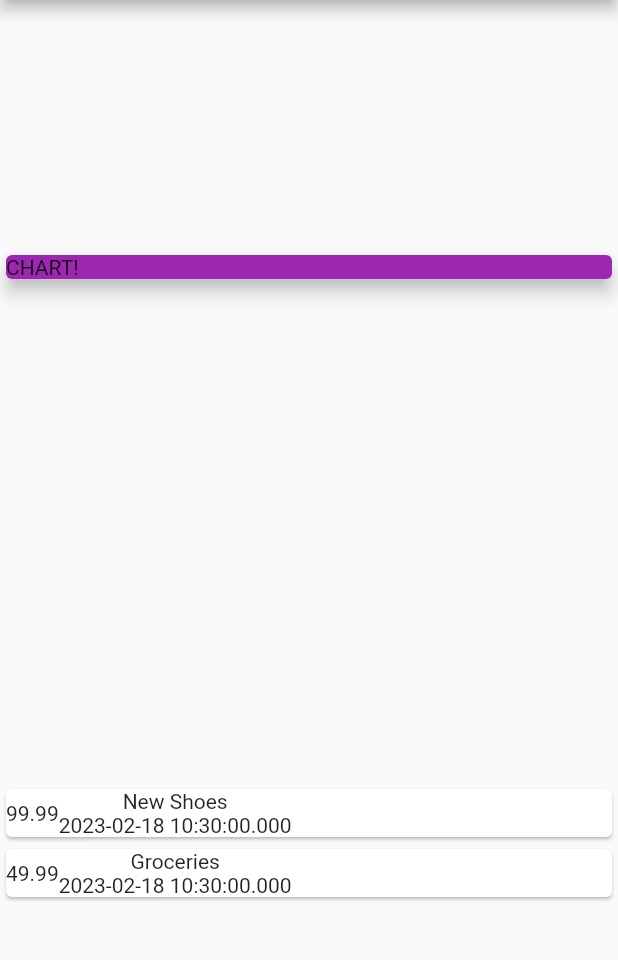
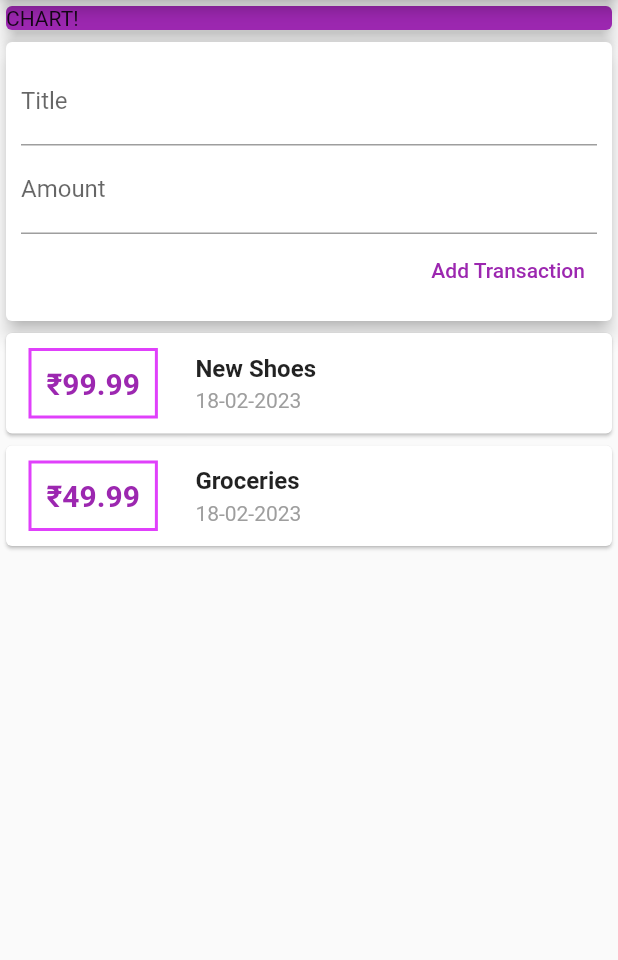
Before and after one commit to Sarath-Ra/Personal_Expenses_App, a Flutter app: the screen it shows after launch, on a phone screen of 412 x 824 dp, the part 84-1044 px from its top. Run offline on Flutter 3.47's test engine with Material 2 defaults, Android fonts, the phone set to English and light mode, and no system bars.

Commit message:
"app basic layour with stateless widgets"

```diff
--- a/lib/main.dart
+++ b/lib/main.dart
@@ -1,5 +1,6 @@
 import 'package:Personal_Expenses_App/transaction.dart';
 import 'package:flutter/material.dart';
+import 'package:intl/intl.dart';
 
 void main() {
   runApp(const MyApp());
@@ -17,7 +18,18 @@ class MyApp extends StatelessWidget {
 class MyHomePage extends StatelessWidget {
   // MyHomePage({super.key});
 
-  final List<Transaction> transaction = [Transaction(id: "t1", title: "New Shoes", amount: 99.99, date: DateTime.now()), Transaction(id: "t2", title: "Groceries", amount: 49.99, date: DateTime.now())];
+  final List<Transaction> transaction = [
+    Transaction(
+        id: "t1", title: "New Shoes", amount: 99.99, date: DateTime.now()),
+    Transaction(
+        id: "t2", title: "Groceries", amount: 49.99, date: DateTime.now())
+  ];
+
+  // late String titleInput;
+  // late String amountInput;
+
+  final titleController = TextEditingController();
+  final amountController = TextEditingController();
 
   @override
   Widget build(BuildContext context) {
@@ -26,7 +38,7 @@ class MyHomePage extends StatelessWidget {
         title: Text("Personal Expenses Tracker"),
       ),
       body: Column(
-        mainAxisAlignment: MainAxisAlignment.spaceAround,
+          // mainAxisAlignment: MainAxisAlignment.spaceAround,
           crossAxisAlignment: CrossAxisAlignment.stretch,
           children: [
             Container(
@@ -35,25 +47,97 @@ class MyHomePage extends StatelessWidget {
                   color: Colors.purple,
                   elevation: 5,
                   child: Text("CHART!"),
-            )
+                )),
+            Card(
+              elevation: 5,
+              child: Container(
+                padding: EdgeInsets.all(10),
+                child: Column(
+                  crossAxisAlignment: CrossAxisAlignment.end,
+                  children: [
+                    // ignore: prefer_const_constructors
+                    TextField(
+                      decoration: InputDecoration(labelText: 'Title'),
+                      controller: titleController,
+                      // onChanged: (val) {
+                      //   titleInput = val;
+                      // },
+                    ),
+                    // ignore: prefer_const_constructors
+                    TextField(
+                      decoration: InputDecoration(labelText: 'Amount'),
+                      controller: amountController,
+                      // onChanged: (val) {
+                      //   amountInput = val;
+                      // },
+                      keyboardType: TextInputType.number,
+                    ),
+                    TextButton(
+                      onPressed: () {
+                        print(titleController.text);
+                        print(amountController.text);
+                      },
+                      child: Text(
+                        "Add Transaction",
+                        style: TextStyle(color: Colors.purple),
+                      ),
+                    ),
+                  ],
+                ),
+              ),
             ),
             Column(
-            children: transaction.map((tx) => Card(
-              child: Row(children: [
+              children: transaction
+                  .map((tx) => Card(
+                          child: Row(
+                        children: [
                           Container(
-                  child: Text(tx.amount.toString()),
+                            margin: EdgeInsets.symmetric(
+                                vertical: 10, horizontal: 15),
+                            decoration: BoxDecoration(
+                                border: Border.all(
+                                    color: Colors.purpleAccent, width: 2)),
+                            padding: EdgeInsets.all(10),
+                            child: Text(
+                              '₹${tx.amount}',
+                              style: TextStyle(
+                                fontWeight: FontWeight.bold,
+                                fontSize: 20,
+                                color: Colors.purple,
+                              ),
+                            ),
                           ),
                           Column(
+                            crossAxisAlignment: CrossAxisAlignment.start,
                             children: [
-                    Text(tx.title),
-                    Text(tx.date.toString()),
+                              Container(
+                                  padding: EdgeInsets.symmetric(
+                                      vertical: 2, horizontal: 10),
+                                  child: Text(
+                                    tx.title,
+                                    style: TextStyle(
+                                      fontWeight: FontWeight.bold,
+                                      fontSize: 16,
+                                      color: Colors.black87,
+                                    ),
+                                  )),
+                              Container(
+                                  padding: EdgeInsets.symmetric(
+                                      vertical: 2, horizontal: 10),
+                                  child: Text(
+                                    DateFormat('dd-MM-yyyy').format(tx.date),
+                                    style: TextStyle(
+                                      fontWeight: FontWeight.normal,
+                                      color: Colors.grey,
+                                    ),
+                                  ))
                             ],
                           )
-              ],)
-            )).toList(),
+                        ],
+                      )))
+                  .toList(),
             ),
-        ]
-      ),
+          ]),
     );
   }
 }
--- a/pubspec.yaml
+++ b/pubspec.yaml
@@ -30,7 +30,7 @@ environment:
 dependencies:
   flutter:
     sdk: flutter
-
+  intl: ^0.18.0
 
   # The following adds the Cupertino Icons font to your application.
   # Use with the CupertinoIcons class for iOS style icons.
```
Also changed, not shown: pubspec.lock. Lines whose indentation alone changed are shown as unchanged.
